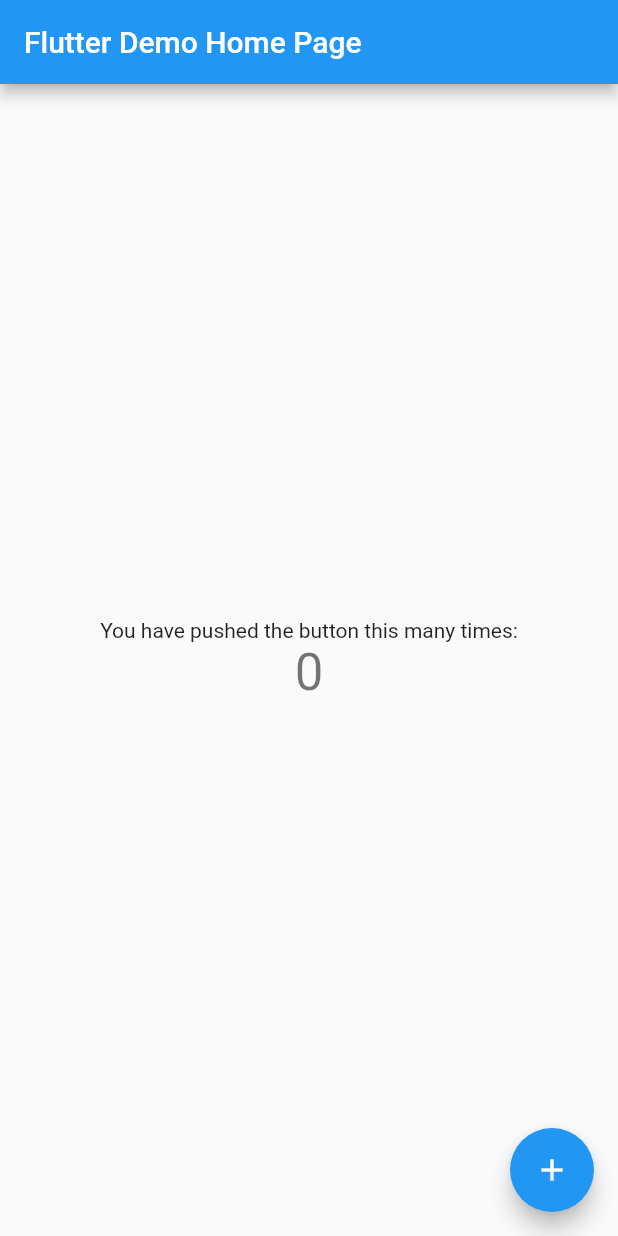
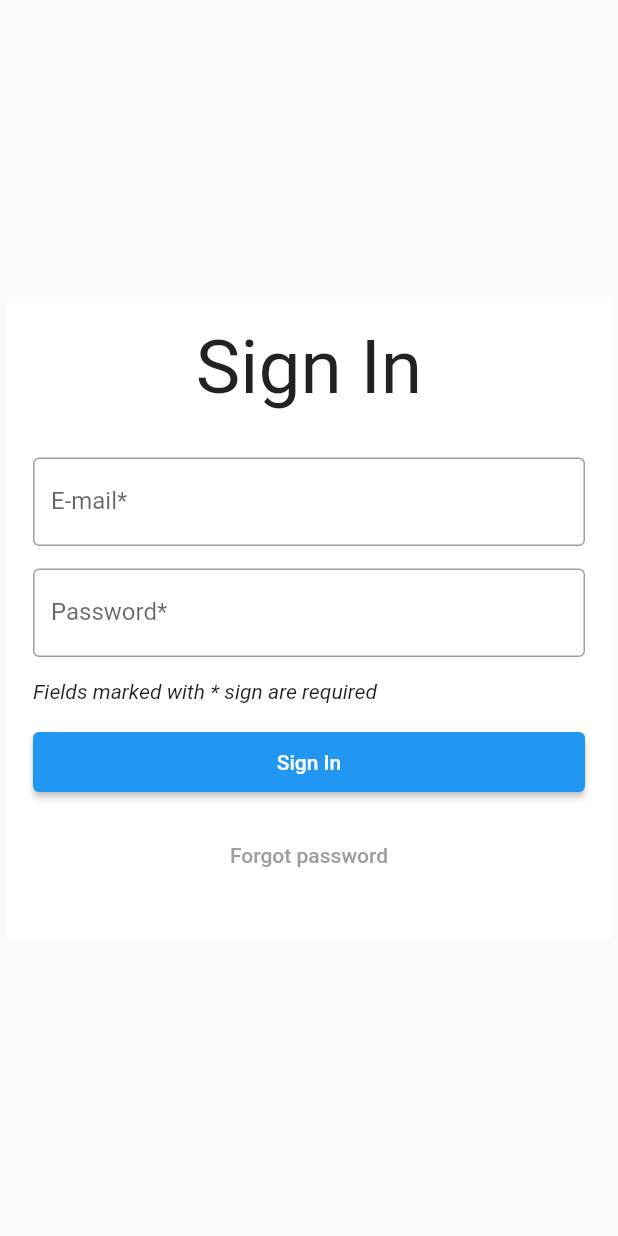
Before and after one commit to c3n7ly-commissions/erp_client, a Flutter app: the screen it shows after launch, on a phone screen of 412 x 824 dp. Run offline on Flutter 3.47's test engine with Material 2 defaults, Android fonts, the phone set to English and light mode, and no system bars.

Commit message:
Ported sign in screen

```diff
--- a/analysis_options.yaml
+++ b/analysis_options.yaml
@@ -7,7 +7,7 @@
 
 # The following line activates a set of recommended lints for Flutter apps,
 # packages, and plugins designed to encourage good coding practices.
-include: package:flutter_lints/flutter.yaml
+# include: package:flutter_lints/flutter.yaml
 
 linter:
   # The lint rules applied to this project can be customized in the
--- a/lib/main.dart
+++ b/lib/main.dart
@@ -1,115 +1,35 @@
 import 'package:flutter/material.dart';
+import 'pages/auth/sign_in.dart';
 
 void main() {
-  runApp(const MyApp());
+  runApp(MyApp());
 }
 
 class MyApp extends StatelessWidget {
-  const MyApp({Key? key}) : super(key: key);
-
   // This widget is the root of your application.
   @override
   Widget build(BuildContext context) {
     return MaterialApp(
-      title: 'Flutter Demo',
+      title: 'Qubes',
       theme: ThemeData(
-        // This is the theme of your application.
+        primarySwatch: Colors.blue,
+        cardTheme: CardTheme(
+          elevation: 0,
+        ),
+      ),
+      initialRoute: '/sign-in',
+      routes: {
+        // auth
+        '/sign-in': (context) => SignInScreen(),
+        // '/forgot-password': (context) => PasswordResetScreen(),
+        // '/reset-email-sent': (context) => ResetEmailSentScreen(),
+        // '/create-new-password': (context) => CreatePasswordScreen(),
         //
-        // Try running your application with "flutter run". You'll see the
-        // application has a blue toolbar. Then, without quitting the app, try
-        // changing the primarySwatch below to Colors.green and then invoke
-        // "hot reload" (press "r" in the console where you ran "flutter run",
-        // or simply save your changes to "hot reload" in a Flutter IDE).
-        // Notice that the counter didn't reset back to zero; the application
-        // is not restarted.
-        primarySwatch: Colors.blue,
-      ),
-      home: const MyHomePage(title: 'Flutter Demo Home Page'),
+        // -----------
+        // landing
+        // '/splash': (context) => SplashScreen(),
+        //
+      },
     );
   }
 }
-
-class MyHomePage extends StatefulWidget {
-  const MyHomePage({Key? key, required this.title}) : super(key: key);
-
-  // This widget is the home page of your application. It is stateful, meaning
-  // that it has a State object (defined below) that contains fields that affect
-  // how it looks.
-
-  // This class is the configuration for the state. It holds the values (in this
-  // case the title) provided by the parent (in this case the App widget) and
-  // used by the build method of the State. Fields in a Widget subclass are
-  // always marked "final".
-
-  final String title;
-
-  @override
-  State<MyHomePage> createState() => _MyHomePageState();
-}
-
-class _MyHomePageState extends State<MyHomePage> {
-  int _counter = 0;
-
-  void _incrementCounter() {
-    setState(() {
-      // This call to setState tells the Flutter framework that something has
-      // changed in this State, which causes it to rerun the build method below
-      // so that the display can reflect the updated values. If we changed
-      // _counter without calling setState(), then the build method would not be
-      // called again, and so nothing would appear to happen.
-      _counter++;
-    });
-  }
-
-  @override
-  Widget build(BuildContext context) {
-    // This method is rerun every time setState is called, for instance as done
-    // by the _incrementCounter method above.
-    //
-    // The Flutter framework has been optimized to make rerunning build methods
-    // fast, so that you can just rebuild anything that needs updating rather
-    // than having to individually change instances of widgets.
-    return Scaffold(
-      appBar: AppBar(
-        // Here we take the value from the MyHomePage object that was created by
-        // the App.build method, and use it to set our appbar title.
-        title: Text(widget.title),
-      ),
-      body: Center(
-        // Center is a layout widget. It takes a single child and positions it
-        // in the middle of the parent.
-        child: Column(
-          // Column is also a layout widget. It takes a list of children and
-          // arranges them vertically. By default, it sizes itself to fit its
-          // children horizontally, and tries to be as tall as its parent.
-          //
-          // Invoke "debug painting" (press "p" in the console, choose the
-          // "Toggle Debug Paint" action from the Flutter Inspector in Android
-          // Studio, or the "Toggle Debug Paint" command in Visual Studio Code)
-          // to see the wireframe for each widget.
-          //
-          // Column has various properties to control how it sizes itself and
-          // how it positions its children. Here we use mainAxisAlignment to
-          // center the children vertically; the main axis here is the vertical
-          // axis because Columns are vertical (the cross axis would be
-          // horizontal).
-          mainAxisAlignment: MainAxisAlignment.center,
-          children: <Widget>[
-            const Text(
-              'You have pushed the button this many times:',
-            ),
-            Text(
-              '$_counter',
-              style: Theme.of(context).textTheme.headline4,
-            ),
-          ],
-        ),
-      ),
-      floatingActionButton: FloatingActionButton(
-        onPressed: _incrementCounter,
-        tooltip: 'Increment',
-        child: const Icon(Icons.add),
-      ), // This trailing comma makes auto-formatting nicer for build methods.
-    );
-  }
-}
--- /dev/null
+++ b/lib/pages/auth/sign_in.dart
@@ -0,0 +1,247 @@
+import 'dart:convert';
+import 'dart:async';
+
+import 'package:flutter/material.dart';
+import 'package:flutter/services.dart';
+import 'package:http/http.dart' as http;
+import 'package:erp_client/shared/utils/authed_route_params.dart';
+import 'package:erp_client/shared/utils/route_params.dart';
+import 'package:erp_client/shared/widgets/show_snackbar.dart';
+
+class SignInScreen extends StatefulWidget {
+  SignInScreen({Key? key}) : super(key: key);
+
+  @override
+  _SignInScreenState createState() => _SignInScreenState();
+}
+
+class _SignInScreenState extends State<SignInScreen> {
+  @override
+  Widget build(BuildContext context) {
+    return Scaffold(
+      body: Center(
+        child: Card(
+          child: Padding(
+            padding: EdgeInsets.all(18.0),
+            child: SignInForm(),
+          ),
+        ),
+      ),
+    );
+  }
+}
+
+class SignInForm extends StatefulWidget {
+  @override
+  _SignInFormState createState() => _SignInFormState();
+}
+
+class _SignInFormState extends State<SignInForm> {
+  final _formKey = GlobalKey<FormState>();
+  bool _isSubmitting = false;
+
+  final _emailController = TextEditingController();
+  final _passwordController = TextEditingController();
+
+  late Future<Map<String, dynamic>> _futureConfig;
+  Future<Map<String, dynamic>> loadConfig() async {
+    final configStr = await rootBundle.loadString('assets/configs/server.json');
+    final Map<String, dynamic> config = jsonDecode(configStr);
+    return config;
+  }
+
+  Future signIn(
+      Map<String, dynamic> config, String email, String password) async {
+    final response = await http.post(
+      Uri.parse(config['server_address'] + config['login_route']),
+      headers: <String, String>{
+        'Content-Type': 'application/json; charset=UTF-8',
+      },
+      body: jsonEncode(<String, dynamic>{
+        'username': email, // only needed by laravel
+        'email': email,
+        'password': password,
+      }),
+    );
+
+    setState(() {
+      _isSubmitting = false;
+    });
+
+    if (response.statusCode == 200) {
+      // Successful request
+      final Map<String, dynamic> responseMap = jsonDecode(response.body);
+      final String token = config['backend'] == "laravel"
+          ? responseMap['token']
+          : responseMap['key'];
+      print("${response.statusCode} : ${response.body}");
+
+      Navigator.pushNamed(
+        context,
+        '/splash',
+        arguments: AuthedRouteParams(token, config),
+      );
+    } else if (response.statusCode == 400 || response.statusCode == 401) {
+      // 400 for drf, 401 for laravel
+      ShowSnackbar.danger(context, "Invalid credentials");
+    } else {
+      print("${response.statusCode} : ${response.body}");
+    }
+  }
+
+  @override
+  void initState() {
+    super.initState();
+    _futureConfig = loadConfig();
+  }
+
+  @override
+  Widget build(BuildContext context) {
+    return FutureBuilder<Map<String, dynamic>>(
+      future: _futureConfig,
+      builder: (context, snapshot) {
+        if (snapshot.hasData) {
+          return Form(
+            key: _formKey,
+            child: Container(
+              width: 500,
+              child: Column(
+                mainAxisSize: MainAxisSize.min,
+                mainAxisAlignment: MainAxisAlignment.center,
+                crossAxisAlignment: CrossAxisAlignment.start,
+                children: <Widget>[
+                  Padding(
+                    padding: EdgeInsets.only(bottom: 15.0),
+                    child: Center(
+                      child: Text(
+                        'Sign In',
+                        style: TextStyle(
+                          fontWeight: FontWeight.w400,
+                          fontSize: 50,
+                        ),
+                      ),
+                    ),
+                  ),
+                  Padding(
+                    padding: EdgeInsets.only(top: 15.0),
+                    child: TextFormField(
+                      controller: _emailController,
+                      decoration: InputDecoration(
+                        border: OutlineInputBorder(),
+                        hintText: 'E-mail',
+                        labelText: 'E-mail*',
+                      ),
+                      validator: (value) {
+                        if (value == null || value.isEmpty) {
+                          return "Please enter your e-mail";
+                        }
+                        return null;
+                      },
+                    ),
+                  ),
+                  Padding(
+                    padding: EdgeInsets.only(top: 15.0),
+                    child: TextFormField(
+                      controller: _passwordController,
+                      decoration: InputDecoration(
+                        border: OutlineInputBorder(),
+                        hintText: 'Password',
+                        labelText: 'Password*',
+                      ),
+                      obscureText: true,
+                      autocorrect: false,
+                      validator: (value) {
+                        if (value == null || value.isEmpty) {
+                          return "Please enter your password";
+                        }
+                        return null;
+                      },
+                    ),
+                  ),
+                  Padding(
+                    padding: EdgeInsets.only(top: 15.0),
+                    child: Text(
+                      'Fields marked with * sign are required',
+                      style: TextStyle(
+                        fontStyle: FontStyle.italic,
+                      ),
+                    ),
+                  ),
+                  Padding(
+                    padding: EdgeInsets.only(top: 15.0),
+                    child: Container(
+                      width: double.infinity,
+                      child: ElevatedButton(
+                        onPressed: () {
+                          if (_isSubmitting) {
+                            return;
+                          }
+
+                          if (_formKey.currentState!.validate()) {
+                            // Yay, valid
+                            setState(() {
+                              _isSubmitting = true;
+                            });
+
+                            signIn(
+                              snapshot.data!,
+                              _emailController.text,
+                              _passwordController.text,
+                            );
+
+                            ShowSnackbar.primary(context, "Signing in");
+                          }
+                        },
+                        child: _isSubmitting
+                            ? Padding(
+                                padding: EdgeInsets.symmetric(vertical: 12),
+                                child: SizedBox(
+                                  width: 14,
+                                  height: 14,
+                                  child: CircularProgressIndicator(
+                                    color: Colors.white,
+                                    strokeWidth: 2,
+                                  ),
+                                ),
+                              )
+                            : Padding(
+                                padding: EdgeInsets.symmetric(vertical: 12),
+                                child: Text('Sign In'),
+                              ),
+                      ),
+                    ),
+                  ),
+                  Padding(
+                    padding: EdgeInsets.only(top: 10.0, bottom: 10.0),
+                    child: Center(
+                      child: TextButton(
+                        child: Text('Forgot password'),
+                        style: TextButton.styleFrom(
+                          padding: EdgeInsets.all(20.0),
+                          primary: Colors.grey,
+                        ),
+                        onPressed: () {
+                          // TODO: add forgot pass route
+                          return;
+                          // Navigator.pushNamed(
+                          //   context,
+                          //   '/forgot-password',
+                          //   arguments: RouteParams(snapshot.data!),
+                          // );
+                        },
+                      ),
+                    ),
+                  ),
+                ],
+              ),
+            ),
+          );
+        } else if (snapshot.hasError) {
+          return Text('${snapshot.error}');
+        } else {
+          return CircularProgressIndicator();
+        }
+      },
+    );
+  }
+}
--- /dev/null
+++ b/lib/shared/utils/authed_route_params.dart
@@ -0,0 +1,7 @@
+import 'package:erp_client/shared/utils/route_params.dart';
+
+class AuthedRouteParams extends RouteParams {
+  final String token;
+
+  AuthedRouteParams(this.token, Map<String, dynamic> config) : super(config);
+}
--- /dev/null
+++ b/lib/shared/utils/route_params.dart
@@ -0,0 +1,5 @@
+class RouteParams {
+  final Map<String, dynamic> config;
+
+  RouteParams(this.config);
+}
--- a/pubspec.yaml
+++ b/pubspec.yaml
@@ -34,6 +34,7 @@
   # The following adds the Cupertino Icons font to your application.
   # Use with the CupertinoIcons class for iOS style icons.
   cupertino_icons: ^1.0.2
+  http: ^0.13.3
 
 dev_dependencies:
   flutter_test:
@@ -58,8 +59,8 @@
   uses-material-design: true
 
   # To add assets to your application, add an assets section, like this:
-  # assets:
-  #   - images/a_dot_burr.jpeg
+  assets:
+    - assets/configs/
   #   - images/a_dot_ham.jpeg
 
   # An image asset can refer to one or more resolution-specific "variants", see
```
Also changed, not shown: assets/configs/server.json (added, +7 -0 lines), lib/shared/utils/http_status_strings.dart (added, +110 -0 lines), lib/shared/widgets/show_snackbar.dart (added, +96 -0 lines), pubspec.lock, 1 other file.
